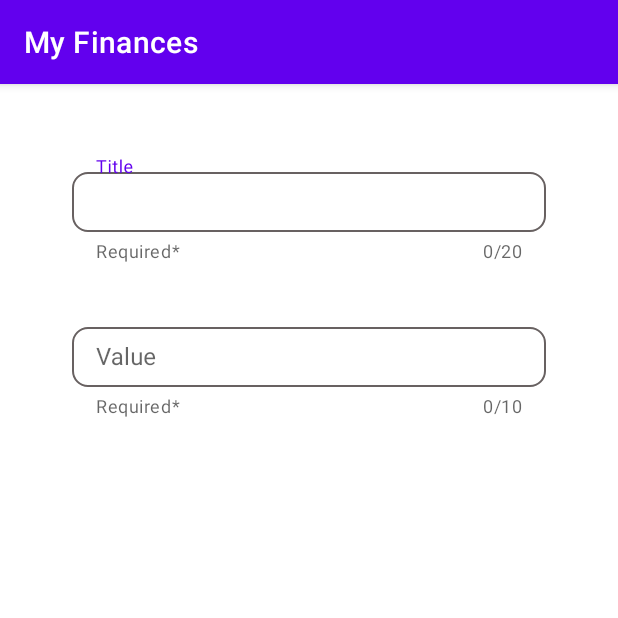
After one commit to PitzTech/MyFinancesAndroid, an Android app: the fragment TextComponent shown on its own in the app's theme, on a phone screen of 412 x 824 dp, the top half of it. The commit adds this screen. Run offline under Robolectric (Android 15) with nearby library versions, the phone set to English and light mode, and no system bars.

Commit message:
componentes de interação

```diff
--- a/app/build.gradle.kts
+++ b/app/build.gradle.kts
@@ -32,6 +32,10 @@ android {
     kotlinOptions {
         jvmTarget = "17"
     }
+
+   buildFeatures{
+       viewBinding = true
+   }
 }
 
 dependencies {
@@ -55,4 +59,6 @@ dependencies {
     testImplementation(libs.junit)
     androidTestImplementation(libs.androidx.junit)
     androidTestImplementation(libs.espresso.core)
+
+
 }
--- /dev/null
+++ b/app/src/main/java/com/example/myfinances/ui/components/TextComponent.kt
@@ -0,0 +1,69 @@
+package com.example.myfinances.ui.components
+
+import android.os.Bundle
+import android.text.Editable
+import android.text.TextWatcher
+import android.view.LayoutInflater
+import android.view.View
+import android.view.ViewGroup
+import androidx.fragment.app.Fragment
+import com.example.myfinances.databinding.TextComponentBinding
+
+class TextComponent : Fragment() {
+
+    private var _binding: TextComponentBinding? = null
+    private val binding get() = _binding!!
+
+    override fun onCreateView(inflater: LayoutInflater, container: ViewGroup?, savedInstanceState: Bundle?) : View? {
+        _binding = TextComponentBinding.inflate(inflater, container, false)
+        return binding.root
+    }
+
+    override fun onViewCreated(view: View, savedInstanceState: Bundle?) {
+        super.onViewCreated(view, savedInstanceState)
+
+        //  TextWatcher monitora mudanças
+        binding.titleTextComp.addTextChangedListener(object : TextWatcher {
+            override fun beforeTextChanged(s: CharSequence?, start: Int, count: Int, after: Int) {}
+            override fun onTextChanged(s: CharSequence?, start: Int, before: Int, count: Int) {}
+            override fun afterTextChanged(s: Editable?) {
+                validateFields()
+            }
+        })
+
+        binding.valueTextComp.addTextChangedListener(object : TextWatcher {
+            override fun beforeTextChanged(s: CharSequence?, start: Int, count: Int, after: Int) {}
+            override fun onTextChanged(s: CharSequence?, start: Int, before: Int, count: Int) {}
+            override fun afterTextChanged(s: Editable?) {
+                validateFields()
+            }
+        })
+    }
+
+    private fun validateFields(): Boolean {
+        val titleText = binding.titleTextComp.text.toString()
+        val valueText = binding.valueTextComp.text.toString()
+
+        if (titleText.length <= 3) {
+            binding.titleTextComp.error = "O título deve ter mais de 3 caracteres"
+            return false
+        }
+
+        val value = valueText.toDoubleOrNull()
+        if (value == null || value == 0.0) {
+            binding.valueTextComp.error = "O valor deve ser diferente de zero"
+            return false
+        }
+
+        // Limpar erros se tudo estiver correto
+        binding.titleTextComp.error = null
+        binding.valueTextComp.error = null
+
+        return true
+    }
+
+    override fun onDestroyView() {
+        super.onDestroyView()
+        _binding = null  // limpa pra evitar memory leaks
+    }
+}
--- /dev/null
+++ b/app/src/main/res/drawable/rounded_text_component.xml
@@ -0,0 +1,9 @@
+<?xml version="1.0" encoding="utf-8"?>
+<shape xmlns:android="http://schemas.android.com/apk/res/android">
+    <solid android:color="#FFFFFF"/> <!-- Cor de fundo -->
+    <corners android:radius="10dp"/> <!-- Raio das bordas arredondadas -->
+    <size android:height="40dp"/>
+    <stroke
+        android:width="1dp"
+        android:color="#686161"/> <!-- Borda opcional -->
+</shape>
--- /dev/null
+++ b/app/src/main/res/layout/text_component.xml
@@ -0,0 +1,54 @@
+<?xml version="1.0" encoding="utf-8"?>
+<LinearLayout xmlns:android="http://schemas.android.com/apk/res/android"
+    android:layout_width="match_parent"
+    android:layout_height="match_parent"
+    android:orientation="vertical"
+    android:padding="16dp">
+
+    <com.google.android.material.textfield.TextInputLayout
+        xmlns:app="http://schemas.android.com/apk/res-auto"
+        android:layout_width="match_parent"
+        android:layout_height="wrap_content"
+        style="@style/NoUnderlineTextInputLayout"
+        android:layout_marginStart="32dp"
+        android:layout_marginTop="32dp"
+        android:layout_marginEnd="32dp"
+        app:helperText="Required*"
+        app:counterEnabled="true"
+        app:counterMaxLength="20"
+        app:endIconMode="clear_text">
+
+        <com.google.android.material.textfield.TextInputEditText
+            android:id="@+id/titleTextComp"
+            android:layout_width="match_parent"
+            android:layout_height="wrap_content"
+            android:padding="8dp"
+            android:inputType="text"
+            android:background="@drawable/rounded_text_component"
+            android:hint="@string/title"/>
+    </com.google.android.material.textfield.TextInputLayout>
+
+    <com.google.android.material.textfield.TextInputLayout
+        xmlns:app="http://schemas.android.com/apk/res-auto"
+        android:layout_width="match_parent"
+        android:layout_height="wrap_content"
+        style="@style/NoUnderlineTextInputLayout"
+        android:layout_marginStart="32dp"
+        android:layout_marginTop="32dp"
+        android:layout_marginEnd="32dp"
+        app:helperText="Required*"
+        app:counterEnabled="true"
+        app:counterMaxLength="10"
+        app:endIconMode="clear_text">
+
+        <com.google.android.material.textfield.TextInputEditText
+            android:id="@+id/valueTextComp"
+            android:layout_width="match_parent"
+            android:layout_height="wrap_content"
+            android:padding="8dp"
+            android:inputType="numberDecimal"
+            android:background="@drawable/rounded_text_component"
+            android:hint="@string/value" />
+    </com.google.android.material.textfield.TextInputLayout>
+
+</LinearLayout>
--- a/app/src/main/res/values/strings.xml
+++ b/app/src/main/res/values/strings.xml
@@ -9,4 +9,9 @@
     <string name="invalid_username">Not a valid username</string>
     <string name="invalid_password">Password must be >5 characters</string>
     <string name="login_failed">"Login failed"</string>
+    <string name="title">Title</string>
+    <string name="value">Value</string>
+    <string name="category">Category</string>
+    <string name="data">Data</string>
+    <string name="date_picker">Date Picker</string>
 </resources>
--- /dev/null
+++ b/app/src/main/res/values/styles.xml
@@ -0,0 +1,6 @@
+<?xml version="1.0" encoding="utf-8"?>
+<resources>
+    <style name="NoUnderlineTextInputLayout" parent="Widget.MaterialComponents.TextInputLayout.FilledBox">
+        <item name="boxBackgroundMode">none</item>
+    </style>
+</resources>
--- a/gradle/libs.versions.toml
+++ b/gradle/libs.versions.toml
@@ -1,4 +1,5 @@
 [versions]
+appcompatVersion = "1.4.0"
 kotlin = "1.8.20"
 room = "2.5.1"
 lifecycle = "2.6.0"
@@ -11,6 +12,7 @@ androidxJunit = "1.1.5"
 espressoCore = "3.5.1"
 
 [libraries]
+androidx-appcompat-v140 = { module = "androidx.appcompat:appcompat", version.ref = "appcompatVersion" }
 core-ktx = { group = "androidx.core", name = "core-ktx", version.ref = "coreKtx" }
 appcompat = { group = "androidx.appcompat", name = "appcompat", version.ref = "appcompat" }
 material = { group = "com.google.android.material", name = "material", version.ref = "material" }
```
Also changed, not shown: app/src/main/java/com/example/myfinances/ui/components/DateComponent.kt (added, +52 -0 lines), app/src/main/java/com/example/myfinances/ui/components/SearchComponent.kt (added, +47 -0 lines), app/src/main/java/com/example/myfinances/ui/components/SpinnerComponent.kt (added, +75 -0 lines), app/src/main/res/layout/date_component.xml (added, +32 -0 lines), app/src/main/res/layout/search_component.xml (added, +28 -0 lines), app/src/main/res/layout/spinner_component.xml (added, +20 -0 lines), app/src/main/java/com/example/myfinances/ui/components/TextComponent.kts (deleted), 1 other file.
